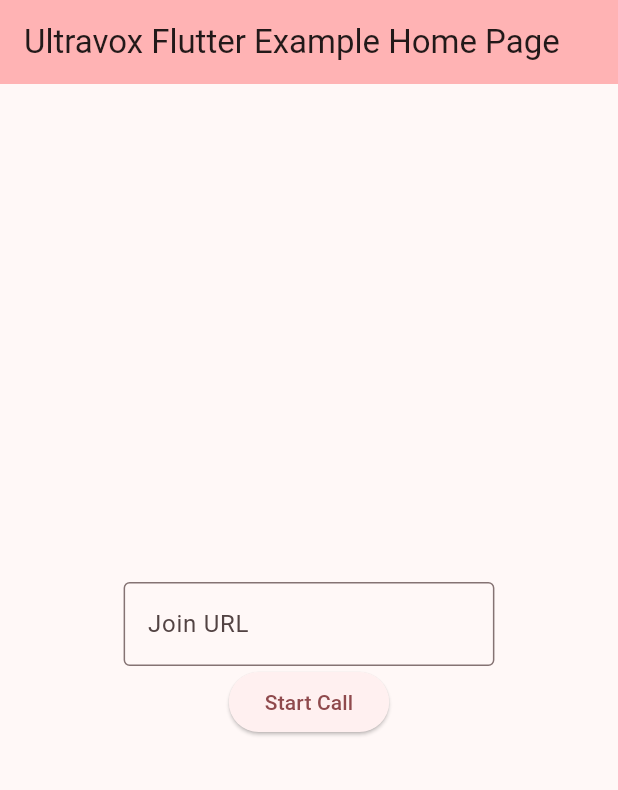
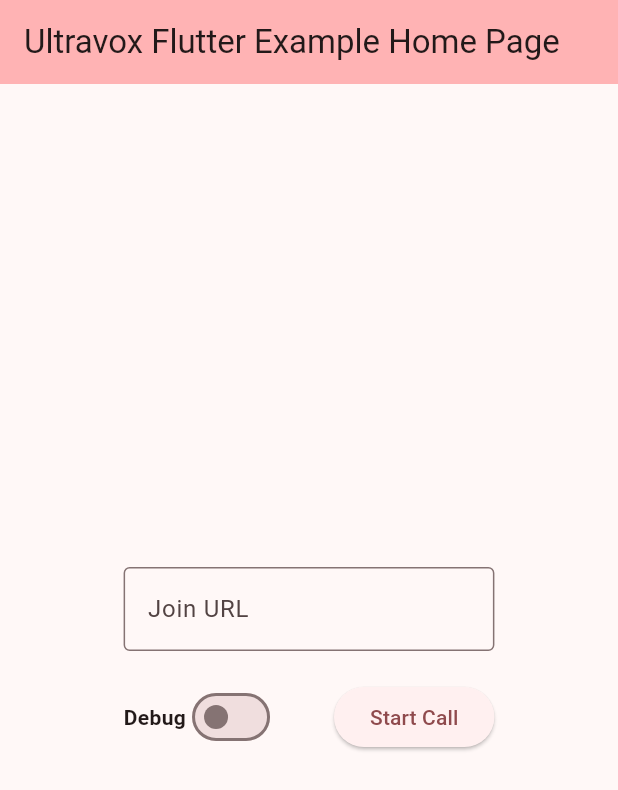
Before and after one commit to fixie-ai/ultravox-client-sdk-flutter, a Flutter app: the screen it shows after launch, on a phone screen of 412 x 824 dp. Shown: the top 790 px of the screen. Run offline on Flutter 3.47's test engine with Material 3 defaults, Android fonts, the phone set to English and light mode, and no system bars; missing offline and left inert: livekit_client.

Commit message:
Support experimental messages (#4)
And demo debug messages in the example client

```diff
--- a/example/lib/main.dart
+++ b/example/lib/main.dart
@@ -40,6 +40,7 @@
 
 class _MyHomePageState extends State<MyHomePage> {
   UltravoxSession? _session;
+  bool debug = false;
 
   @override
   void dispose() {
@@ -60,7 +61,8 @@
       return;
     }
     setState(() {
-      _session = UltravoxSession.create();
+      _session =
+          UltravoxSession.create(experimentalMessages: debug ? {"debug"} : {});
     });
     _session!.state.addListener(_onStateChange);
     await _session!.joinCall(joinUrl);
@@ -94,10 +96,24 @@
           mainAxisAlignment: MainAxisAlignment.center,
           children: [
             textInput,
-            ElevatedButton(
-              onPressed: () => _startCall(textController.text),
-              child: const Text('Start Call'),
-            ),
+            const SizedBox(height: 20, width: 20),
+            Row(
+              mainAxisAlignment: MainAxisAlignment.start,
+              children: [
+                const Text.rich(TextSpan(
+                    text: 'Debug',
+                    style: TextStyle(fontWeight: FontWeight.bold))),
+                Switch(
+                  value: debug,
+                  onChanged: (value) => setState(() => debug = value),
+                ),
+                const Spacer(),
+                ElevatedButton(
+                  onPressed: () => _startCall(textController.text),
+                  child: const Text('Start Call'),
+                ),
+              ],
+            )
           ],
         ),
       ));
@@ -128,6 +144,17 @@
           child: const Text('End Call'),
         ),
       );
+      if (debug) {
+        mainBodyChildren.add(const SizedBox(height: 20));
+        mainBodyChildren.add(const Text.rich(TextSpan(
+            text: 'Last Debug Message:',
+            style: TextStyle(fontWeight: FontWeight.w700))));
+
+        if (_session!.state.lastExperimentalMessage != null) {
+          mainBodyChildren.add(DebugMessageWidget(
+              message: _session!.state.lastExperimentalMessage!));
+        }
+      }
     }
     return Scaffold(
       appBar: AppBar(
@@ -171,3 +198,27 @@
     ]));
   }
 }
+
+class DebugMessageWidget extends StatelessWidget {
+  const DebugMessageWidget({super.key, required this.message});
+
+  final Map<String, dynamic> message;
+
+  @override
+  Widget build(BuildContext context) {
+    List<InlineSpan> children = [];
+    for (final entry in message.entries) {
+      children.add(TextSpan(
+        text: '${entry.key}: ',
+        style: const TextStyle(fontWeight: FontWeight.bold),
+      ));
+      children.add(TextSpan(text: '${entry.value}\n'));
+    }
+    return RichText(
+      text: TextSpan(
+        style: Theme.of(context).textTheme.bodySmall,
+        children: children,
+      ),
+    );
+  }
+}
--- a/lib/src/session.dart
+++ b/lib/src/session.dart
@@ -72,9 +72,11 @@
 class UltravoxSessionState extends ChangeNotifier {
   final _transcripts = <Transcript>[];
   var _status = UltravoxSessionStatus.disconnected;
+  Map<String, dynamic>? _lastExperimentalMessage;
 
   UltravoxSessionStatus get status => _status;
   List<Transcript> get transcripts => List.unmodifiable(_transcripts);
+  Map<String, dynamic>? get lastExperimentalMessage => _lastExperimentalMessage;
 
   set status(UltravoxSessionStatus value) {
     _status = value;
@@ -92,18 +94,26 @@
     }
     notifyListeners();
   }
+
+  set lastExperimentalMessage(Map<String, dynamic>? value) {
+    _lastExperimentalMessage = value;
+    notifyListeners();
+  }
 }
 
 /// Manages a single session with Ultravox.
 class UltravoxSession {
   final _state = UltravoxSessionState();
+  final Set<String> _experimentalMessages;
   final lk.Room _room;
   final lk.EventsListener<lk.RoomEvent> _listener;
   late WebSocketChannel _wsChannel;
 
-  UltravoxSession(this._room) : _listener = _room.createListener();
+  UltravoxSession(this._room, this._experimentalMessages)
+      : _listener = _room.createListener();
 
-  UltravoxSession.create() : this(lk.Room());
+  UltravoxSession.create({Set<String>? experimentalMessages})
+      : this(lk.Room(), experimentalMessages ?? {});
 
   UltravoxSessionState get state => _state;
 
@@ -113,7 +123,15 @@
       throw Exception('Cannot join a new call while already in a call');
     }
     _changeStatus(UltravoxSessionStatus.connecting);
-    _wsChannel = WebSocketChannel.connect(Uri.parse(joinUrl));
+    var url = Uri.parse(joinUrl);
+    if (_experimentalMessages.isNotEmpty) {
+      final queryParameters = Map<String, String>.from(url.queryParameters)
+        ..addAll({
+          'experimentalMessages': _experimentalMessages.join(','),
+        });
+      url = url.replace(queryParameters: queryParameters);
+    }
+    _wsChannel = WebSocketChannel.connect(url);
     await _wsChannel.ready;
     _wsChannel.stream.listen((event) async {
       await _handleSocketMessage(event);
@@ -195,7 +213,9 @@
         }
         break;
       case 'transcript':
-        final medium = data['medium'] == 'voice' ? Medium.voice : Medium.text;
+        final medium = data['transcript']['medium'] == 'voice'
+            ? Medium.voice
+            : Medium.text;
         final transcript = Transcript(
           text: data['transcript']['text'] as String,
           isFinal: data['transcript']['final'] as bool,
@@ -231,7 +251,9 @@
         }
         break;
       default:
-      // ignore
+        if (_experimentalMessages.isNotEmpty) {
+          _state.lastExperimentalMessage = data as Map<String, dynamic>;
+        }
     }
   }
 }
```
Also changed, not shown: pubspec.yaml (+7 -0 lines).
